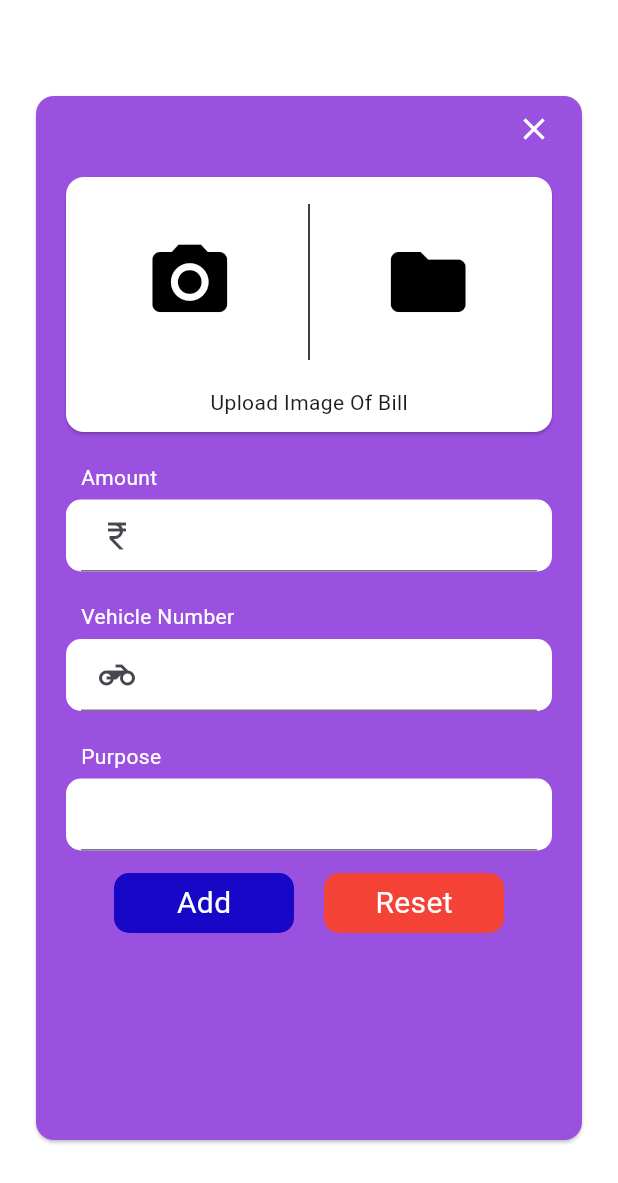
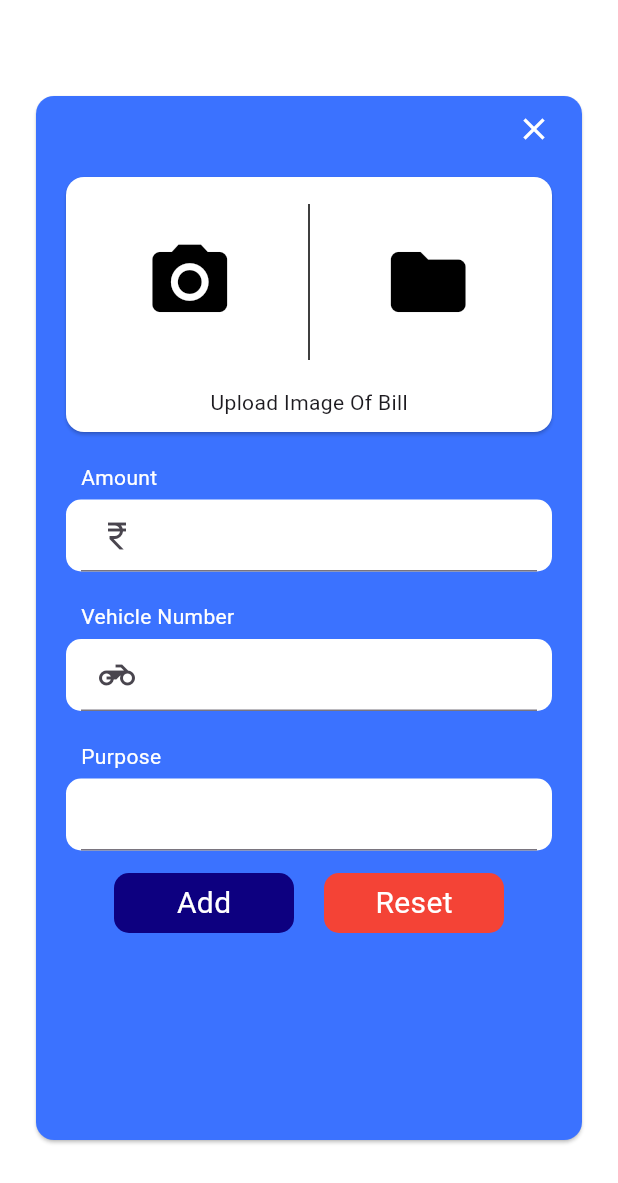
Before and after one commit to Yash-chotaliya/HackTheSpring, a Flutter app: the EmployeeExpenseScreen screen opened directly with empty values, after a tap on the "add" icon, on a phone screen of 412 x 824 dp. Shown: the top 1183 px of the screen. Run offline on Flutter 3.47's test engine with Material 3 defaults, Android fonts, the phone set to English and light mode, and no system bars; our stand-ins replace cloud_firestore, firebase_core, shared_preferences; missing offline and left inert: dart:ffi; accounts and stored records are empty.

Commit message:
background changed in whole app

```diff
--- a/lib/components/auth/auth_button.dart
+++ b/lib/components/auth/auth_button.dart
@@ -18,7 +18,7 @@ class AuthButton extends StatelessWidget{
       child: ElevatedButton(
           onPressed: onTap,
           style: ButtonStyle(
-              backgroundColor: MaterialStateProperty.all<Color>(const Color(0xFF9652f9)),
+              backgroundColor: MaterialStateProperty.all<Color>(const Color(0xFF3b72ff)),
               shape: MaterialStateProperty.all<RoundedRectangleBorder>(
                   RoundedRectangleBorder(
                       borderRadius: BorderRadius.circular(40),
--- a/lib/employee/main/employee_expense/employee_add_expense_screen.dart
+++ b/lib/employee/main/employee_expense/employee_add_expense_screen.dart
@@ -32,7 +32,7 @@ class _EmployeeAddExpenseScreenState extends State<EmployeeAddExpenseScreen> {
         height: double.maxFinite,
         width: double.maxFinite,
         child: Card(
-          color: const Color(0xFF9b51e0),
+          color: const Color(0xFF3b72ff),
           child: SingleChildScrollView(
             padding: const EdgeInsets.symmetric(horizontal: 10),
             child: Column(
@@ -137,7 +137,7 @@ class _EmployeeAddExpenseScreenState extends State<EmployeeAddExpenseScreen> {
                         },
                         child: Container(
                           decoration: BoxDecoration(
-                            color: const Color(0xff1707c7),
+                            color: const Color(0xff0d0080),
                             borderRadius: BorderRadius.circular(10),
                           ),
                           margin: const EdgeInsets.only(right: 10),
--- a/lib/employee/main/employee_expense/employee_expense_screen.dart
+++ b/lib/employee/main/employee_expense/employee_expense_screen.dart
@@ -46,7 +46,7 @@ class _EmployeeExpenseScreenState extends State<EmployeeExpenseScreen> {
             Container(
               width: double.maxFinite,
               decoration: const BoxDecoration(
-                  color: Color(0xFF9b51e0),
+                  color: Color(0xFF3b72ff),
                   borderRadius: BorderRadius.only(bottomLeft: Radius.circular(50))
               ),
               padding: const EdgeInsets.only(left: 20, right: 20, top: 40, bottom: 20),
@@ -79,7 +79,7 @@ class _EmployeeExpenseScreenState extends State<EmployeeExpenseScreen> {
         ),
       ),
       floatingActionButton: FloatingActionButton(
-        backgroundColor: Color(0xFF9b51e0),
+        backgroundColor: Color(0xFF3b72ff),
         onPressed: () {
           Navigator.push(context, MaterialPageRoute(builder: (context)=> EmployeeAddExpenseScreen(employeeId: widget.employeeId)));
         },
--- a/lib/employee/main/employee_salary/employee_salary_screen.dart
+++ b/lib/employee/main/employee_salary/employee_salary_screen.dart
@@ -34,7 +34,7 @@ class _EmployeeSalaryScreenState extends State<EmployeeSalaryScreen> {
             Container(
               width: double.maxFinite,
               decoration: const BoxDecoration(
-                  color: Color(0xFF9b51e0),
+                  color: Color(0xFF3b72ff),
                 borderRadius: BorderRadius.only(bottomLeft: Radius.circular(50))
               ),
               padding: const EdgeInsets.only(left: 20, right: 20, top: 40, bottom: 20),
```
Also changed, not shown: assets/images/employee_main_background.png, assets/images/employee_profile_background.png, assets/images/employee_sub_background.png (deleted), assets/images/init_page_background.png.
